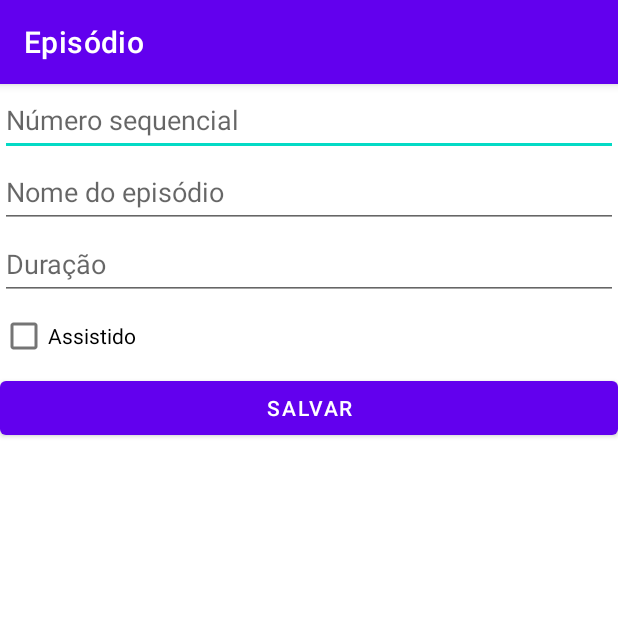
After one commit to FelipeSD/SeriesManager, an Android app: the RegisterEpisode screen opened directly, with no data from a screen before it, on a phone screen of 412 x 824 dp, the top half of it. The commit adds this screen. Run offline under Robolectric (Android 15) with nearby library versions, the phone set to English and light mode, and no system bars.

Commit message:
Full CRUD for Episode

```diff
--- /dev/null
+++ b/app/src/main/java/com/seriesmanager/RegisterEpisode.kt
@@ -0,0 +1,72 @@
+package com.seriesmanager
+
+import android.content.Intent
+import androidx.appcompat.app.AppCompatActivity
+import android.os.Bundle
+import android.view.View
+import com.seriesmanager.databinding.ActivityRegisterEpisodeBinding
+import com.seriesmanager.model.Episode
+
+class RegisterEpisode : AppCompatActivity() {
+    private var position = -1
+    private var episode: Episode? = null
+
+    private val registerEpisodeActivity: ActivityRegisterEpisodeBinding by lazy {
+        ActivityRegisterEpisodeBinding.inflate(layoutInflater)
+    }
+
+    override fun onCreate(savedInstanceState: Bundle?) {
+        super.onCreate(savedInstanceState)
+        setContentView(registerEpisodeActivity.root)
+
+        episode = intent.getParcelableExtra(EpisodeActivity.EXTRA_EPISODE)
+        position = intent.getIntExtra(EpisodeActivity.EXTRA_POSITION, -1)
+
+        registerEpisodeActivity.btnSave.setOnClickListener {
+            save()
+        }
+
+        episode?.let {
+            bindData(it)
+            handleView(position)
+        }
+    }
+
+    private fun handleView(position: Int){
+         if(position == -1){
+             for(i in 0..registerEpisodeActivity.root.childCount){
+                 registerEpisodeActivity.root.getChildAt(i)?.isEnabled = false;
+             }
+
+             registerEpisodeActivity.btnSave.visibility = View.GONE;
+         }else{
+             registerEpisodeActivity.sequenceEt.isEnabled = false;
+         }
+    }
+
+    private fun bindData(episode: Episode){
+        registerEpisodeActivity.sequenceEt.setText(episode.sequence)
+        registerEpisodeActivity.nameEt.setText(episode.name)
+        registerEpisodeActivity.durationEt.setText(episode.duration)
+        registerEpisodeActivity.watchedCk.isChecked = episode.watched
+    }
+
+    private fun save(){
+        episode = Episode(
+            registerEpisodeActivity.sequenceEt.text.toString(),
+            registerEpisodeActivity.nameEt.text.toString(),
+            registerEpisodeActivity.durationEt.text.toString(),
+            registerEpisodeActivity.watchedCk.isChecked
+        )
+
+        val resultIntent = Intent()
+        resultIntent.putExtra(EpisodeActivity.EXTRA_EPISODE, episode)
+
+        if(position != -1){
+            resultIntent.putExtra(MainActivity.EXTRA_POSITION, position)
+        }
+
+        setResult(RESULT_OK, resultIntent)
+        finish()
+    }
+}
--- a/app/src/main/java/com/seriesmanager/RegisterSeason.kt
+++ b/app/src/main/java/com/seriesmanager/RegisterSeason.kt
@@ -56,7 +56,6 @@ class RegisterSeason : AppCompatActivity() {
             registerSeasonActivity.releaseEt.text.toString(),
             registerSeasonActivity.episodesEt.text.toString(),
         )
-        println("season = ${season}")
         val resultIntent = Intent()
         resultIntent.putExtra(SeasonActivity.EXTRA_SEASON, season)
 
--- a/app/src/main/java/com/seriesmanager/SeasonActivity.kt
+++ b/app/src/main/java/com/seriesmanager/SeasonActivity.kt
@@ -115,8 +115,8 @@ class SeasonActivity : AppCompatActivity(), OnItemClickListener {
 
     override fun onItemClick(position: Int) {
         val season = seasonList[position]
-//        val seasonActivityIntent = Intent(this, SeasonActivity::class.java)
-//        seasonActivityIntent.putExtra(EXTRA_SEASON, season)
-//        startActivity(seasonActivityIntent)
+        val episodeActivityIntent = Intent(this, EpisodeActivity::class.java)
+        episodeActivityIntent.putExtra(EXTRA_SEASON, season)
+        startActivity(episodeActivityIntent)
     }
 }
--- a/app/src/main/java/com/seriesmanager/model/Episode.kt
+++ b/app/src/main/java/com/seriesmanager/model/Episode.kt
@@ -5,8 +5,8 @@ import kotlinx.parcelize.Parcelize
 
 @Parcelize
 data class Episode(
-    val sequence: Int = 0,
+    val sequence: String = "",
     val name: String = "",
-    val duration: Number = 0,
+    val duration: String = "",
     val watched: Boolean = false
 ): Parcelable
--- /dev/null
+++ b/app/src/main/res/layout/activity_register_episode.xml
@@ -0,0 +1,50 @@
+<?xml version="1.0" encoding="utf-8"?>
+<LinearLayout xmlns:android="http://schemas.android.com/apk/res/android"
+    xmlns:tools="http://schemas.android.com/tools"
+    android:layout_width="match_parent"
+    android:layout_height="match_parent"
+    android:orientation="vertical">
+
+    <EditText
+        android:id="@+id/sequenceEt"
+        android:layout_width="match_parent"
+        android:layout_height="wrap_content"
+        android:ems="10"
+        android:hint="@string/numero_sequencial"
+        android:inputType="number"
+        android:minHeight="48dp"
+        android:importantForAutofill="no" />
+
+    <EditText
+        android:id="@+id/nameEt"
+        android:layout_width="match_parent"
+        android:layout_height="wrap_content"
+        android:ems="10"
+        android:hint="@string/nome_episodio"
+        android:importantForAutofill="no"
+        android:inputType="text"
+        android:minHeight="48dp" />
+
+    <EditText
+        android:id="@+id/durationEt"
+        android:layout_width="match_parent"
+        android:layout_height="wrap_content"
+        android:ems="10"
+        android:hint="@string/duration"
+        android:inputType="number"
+        android:minHeight="48dp"
+        android:importantForAutofill="no" />
+
+    <CheckBox
+        android:id="@+id/watchedCk"
+        android:layout_width="match_parent"
+        android:layout_height="wrap_content"
+        android:text="@string/assistido" />
+
+    <Button
+        android:id="@+id/btnSave"
+        android:layout_width="match_parent"
+        android:layout_height="wrap_content"
+        android:text="@string/save_button" />
+
+</LinearLayout>
--- a/app/src/main/res/values/strings.xml
+++ b/app/src/main/res/values/strings.xml
@@ -11,4 +11,8 @@
     <string name="add_season">Adicionar temporada</string>
     <string name="numero_sequencial">Número sequencial</string>
     <string name="quantidade_episodios">Quantidade episódios</string>
+    <string name="adicionar_episodio">Adicionar episódio</string>
+    <string name="nome_episodio">Nome do episódio</string>
+    <string name="duration">Duração</string>
+    <string name="assistido">Assistido</string>
 </resources>
```
Also changed, not shown: app/src/main/AndroidManifest.xml (+10 -2 lines), app/src/main/java/com/seriesmanager/EpisodeActivity.kt (added, +115 -0 lines), app/src/main/java/com/seriesmanager/adapter/EpisodeAdapter.kt (added, +60 -0 lines), app/src/main/res/layout/activity_episode.xml (added, +30 -0 lines).
